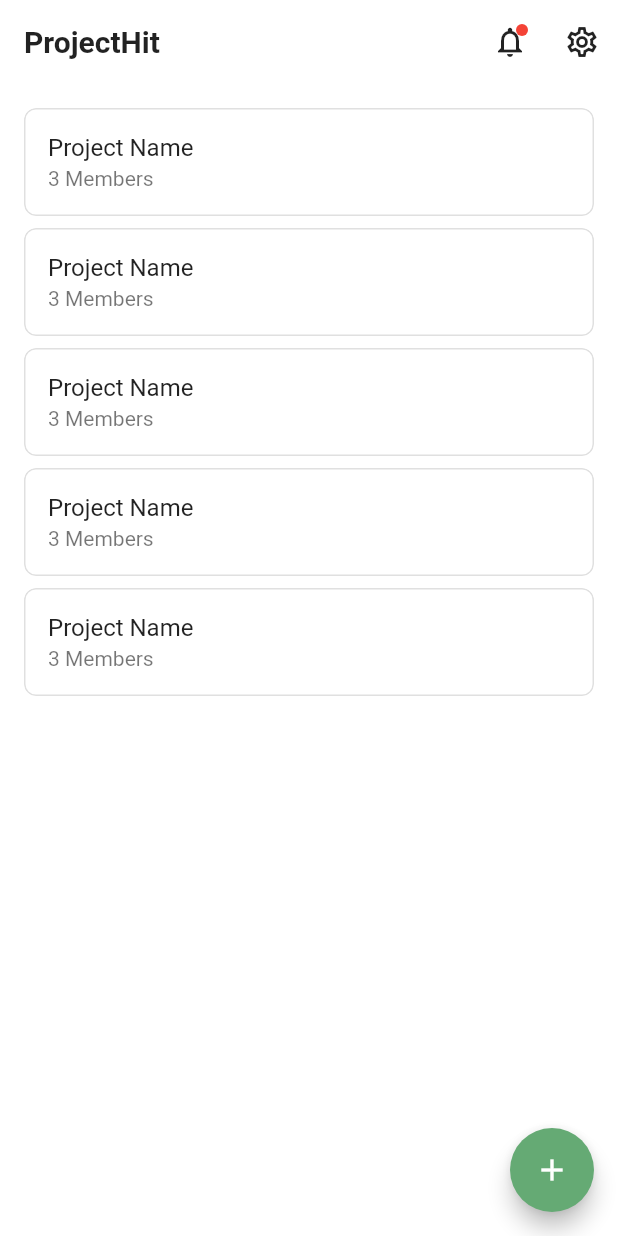
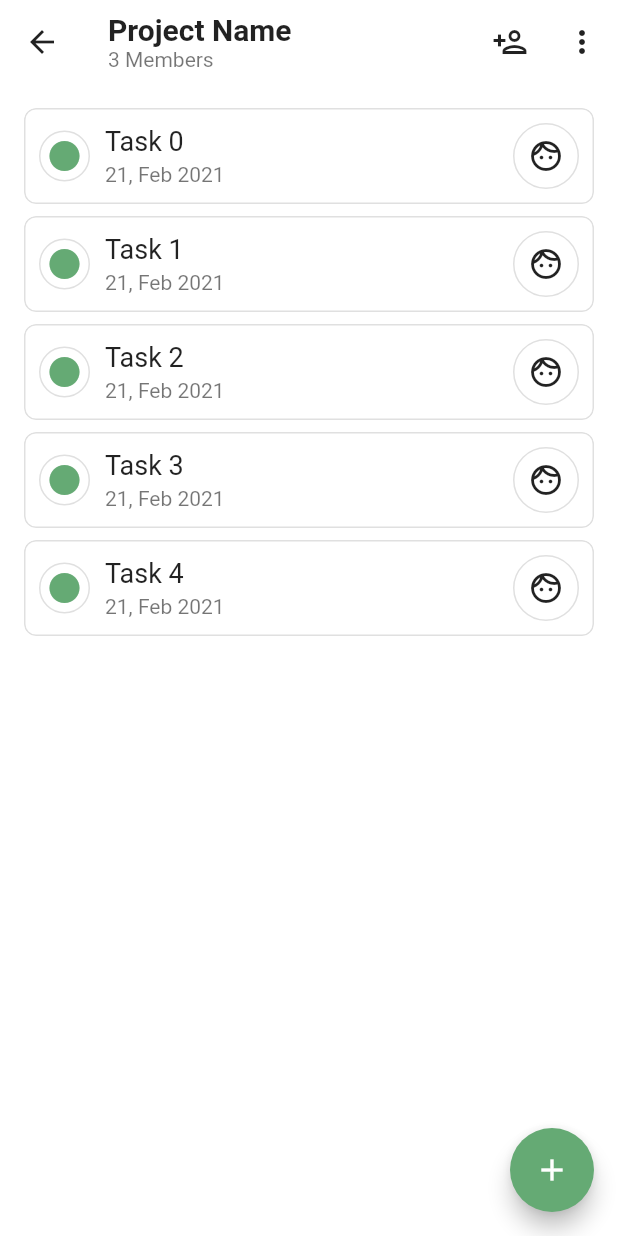
Before and after one commit to ktnydi/projecthit, a Flutter app: the ProjectList screen opened directly, after a tap on "Project Name", on a phone screen of 412 x 824 dp. Run offline on Flutter 3.47's test engine with Material 2 defaults, Android fonts, the phone set to English and light mode, and no system bars; our stand-ins replace outline_material_icons.

Commit message:
Add: タスク一覧画面を作成

```diff
--- a/lib/screens/project_list/project_list_page.dart
+++ b/lib/screens/project_list/project_list_page.dart
@@ -1,5 +1,6 @@
 import 'package:flutter/material.dart';
 import 'package:outline_material_icons/outline_material_icons.dart';
+import 'package:projecthit/screens/task_list/task_list_page.dart';
 
 class ProjectList extends StatelessWidget {
   @override
@@ -54,7 +55,12 @@ class ProjectList extends StatelessWidget {
               ),
               subtitle: Text('3 Members'),
               onTap: () {
-                // TODO: タスク一覧画面を表示
+                Navigator.push(
+                  context,
+                  MaterialPageRoute(
+                    builder: (context) => TaskList(),
+                  ),
+                );
               },
             ),
           );
--- /dev/null
+++ b/lib/screens/task_list/task_list_page.dart
@@ -0,0 +1,125 @@
+import 'package:flutter/material.dart';
+
+class TaskList extends StatelessWidget {
+  @override
+  Widget build(BuildContext context) {
+    return Scaffold(
+      appBar: AppBar(
+        title: Column(
+          mainAxisSize: MainAxisSize.min,
+          crossAxisAlignment: CrossAxisAlignment.start,
+          children: [
+            Text(
+              'Project Name',
+            ),
+            Text(
+              '3 Members',
+              style: TextStyle(
+                fontSize: 14,
+                fontWeight: FontWeight.normal,
+                color: Theme.of(context).textTheme.caption.color,
+              ),
+            ),
+          ],
+        ),
+        actions: [
+          IconButton(
+            icon: Icon(Icons.person_add_outlined),
+            onPressed: () {},
+          ),
+          IconButton(
+            icon: Icon(Icons.more_vert),
+            onPressed: () {
+              // TODO: プロジェクト設定画面を表示
+            },
+          ),
+        ],
+      ),
+      body: ListView.separated(
+        padding: EdgeInsets.all(16),
+        itemBuilder: (context, index) {
+          return Material(
+            shape: RoundedRectangleBorder(
+              borderRadius: BorderRadius.circular(8),
+              side: BorderSide(
+                color: Theme.of(context).dividerColor,
+              ),
+            ),
+            clipBehavior: Clip.antiAlias,
+            child: InkWell(
+              child: Padding(
+                padding: const EdgeInsets.all(10),
+                child: Row(
+                  children: [
+                    OutlinedButton(
+                      child: Icon(
+                        Icons.circle,
+                      ),
+                      style: OutlinedButton.styleFrom(
+                        shape: CircleBorder(),
+                        padding: EdgeInsets.zero,
+                        tapTargetSize: MaterialTapTargetSize.shrinkWrap,
+                        minimumSize: Size(34, 34),
+                      ),
+                      onPressed: () {
+                        // TODO: タスク完了処理を追加
+                      },
+                    ),
+                    SizedBox(width: 10),
+                    Expanded(
+                      child: Column(
+                        crossAxisAlignment: CrossAxisAlignment.start,
+                        mainAxisSize: MainAxisSize.min,
+                        children: [
+                          Text(
+                            'Task $index',
+                            style: Theme.of(context).textTheme.subtitle1,
+                          ),
+                          SizedBox(height: 4),
+                          Text(
+                            '21, Feb 2021',
+                            style: TextStyle(
+                              color: Theme.of(context).textTheme.caption.color,
+                            ),
+                          ),
+                        ],
+                      ),
+                    ),
+                    SizedBox(width: 10),
+                    Stack(
+                      alignment: Alignment.bottomRight,
+                      children: [
+                        Container(
+                          width: 44,
+                          height: 44,
+                          decoration: BoxDecoration(
+                            shape: BoxShape.circle,
+                            border: Border.all(
+                              color: Theme.of(context).dividerColor,
+                            ),
+                          ),
+                          child: Icon(Icons.face_outlined),
+                        ),
+                      ],
+                    ),
+                  ],
+                ),
+              ),
+              onTap: () {
+                // TODO: タスク設定画面を表示
+              },
+            ),
+          );
+        },
+        separatorBuilder: (context, index) => SizedBox(height: 8),
+        itemCount: 5,
+      ),
+      floatingActionButton: FloatingActionButton(
+        child: Icon(Icons.add),
+        onPressed: () {
+          // TODO: タスク作成画面を表示
+        },
+      ),
+    );
+  }
+}
--- a/lib/theme/theme_data.dart
+++ b/lib/theme/theme_data.dart
@@ -6,6 +6,11 @@ ThemeData lightThemeData = ThemeData.from(
     onPrimary: Color(0xFFFFFFFF),
     secondary: Color(0xFF65AA74),
     onSecondary: Color(0xFFFFFFFF),
+  ),
+  textTheme: TextTheme(
+    subtitle1: TextStyle(
+      fontSize: 18,
+    ),
   ),
 ).copyWith(
   scaffoldBackgroundColor: Color(0xFFFFFFFF),
```
